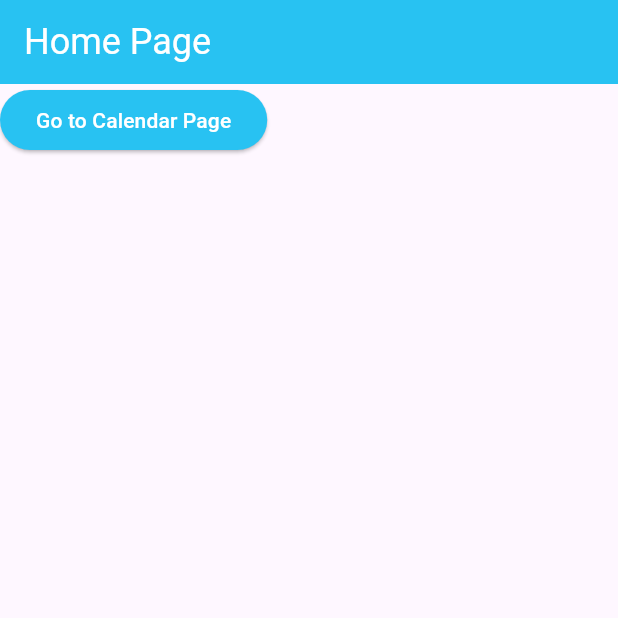
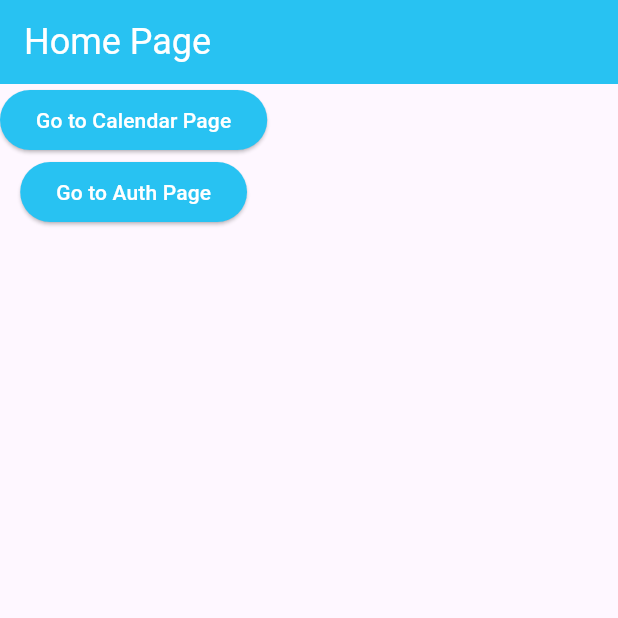
Before and after one commit to Rookeys/Calendar-App, a Flutter app: the screen it shows after launch, on a phone screen of 412 x 824 dp, the top half of it. Run offline on Flutter 3.47's test engine with Material 2 defaults, Android fonts, the phone set to English and light mode, and no system bars; our stand-ins replace firebase_auth, firebase_core, go_router; accounts and stored records are empty.

```diff
--- a/lib/config/routes.dart
+++ b/lib/config/routes.dart
@@ -1,3 +1,4 @@
+import 'package:calendar_app/auth.dart';
 import 'package:calendar_app/calendar.dart';
 import 'package:calendar_app/home.dart';
 import 'package:flutter/material.dart';
@@ -17,5 +18,15 @@ final GoRouter routes = GoRouter(routes: [
       transitionsBuilder: (context, animation, secondaryAnimation, child) =>
           FadeTransition(opacity: animation, child: child),
     ),
+  ),
+  GoRoute(
+    path: '/auth',
+    // builder: (context, state) => const Calendar(),
+    pageBuilder: (context, state) => CustomTransitionPage<void>(
+      key: state.pageKey,
+      child: const AuthPage(),
+      transitionsBuilder: (context, animation, secondaryAnimation, child) =>
+          FadeTransition(opacity: animation, child: child),
+    ),
   )
 ]);
--- a/lib/home.dart
+++ b/lib/home.dart
@@ -19,7 +19,9 @@ class Home extends StatelessWidget {
         ),
       ),
       body: SafeArea(
-        child: ElevatedButton(
+        child: Column(
+          children: [
+            ElevatedButton(
               onPressed: () {
                 context.go('/calendar');
                 // context.push('/calendar');
@@ -33,6 +35,18 @@ class Home extends StatelessWidget {
               ),
               child: const Text('Go to Calendar Page'),
             ),
+            ElevatedButton(
+              onPressed: () {
+                context.go('/auth');
+              },
+              style: ElevatedButton.styleFrom(
+                backgroundColor: CustomColor.skyBlue,
+                foregroundColor: CustomColor.white,
+              ),
+              child: const Text('Go to Auth Page'),
+            ),
+          ],
+        ),
       ),
     );
   }
```
Also changed, not shown: lib/main.dart (+9 -1 lines), lib/firebase_options.dart (added). Lines whose indentation alone changed are shown as unchanged.
